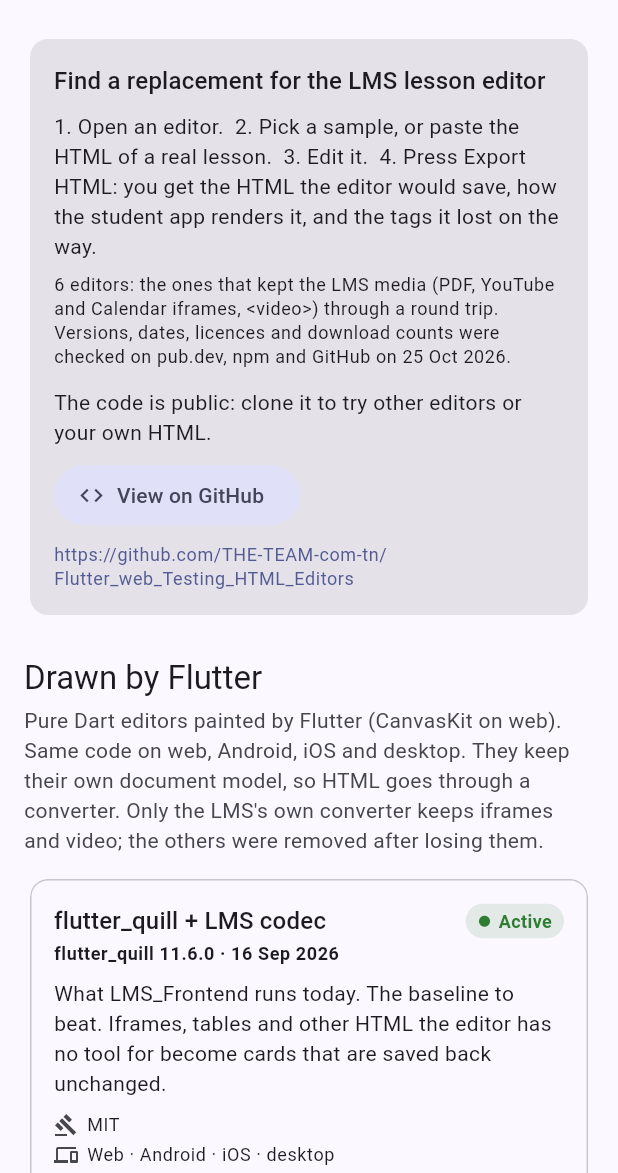
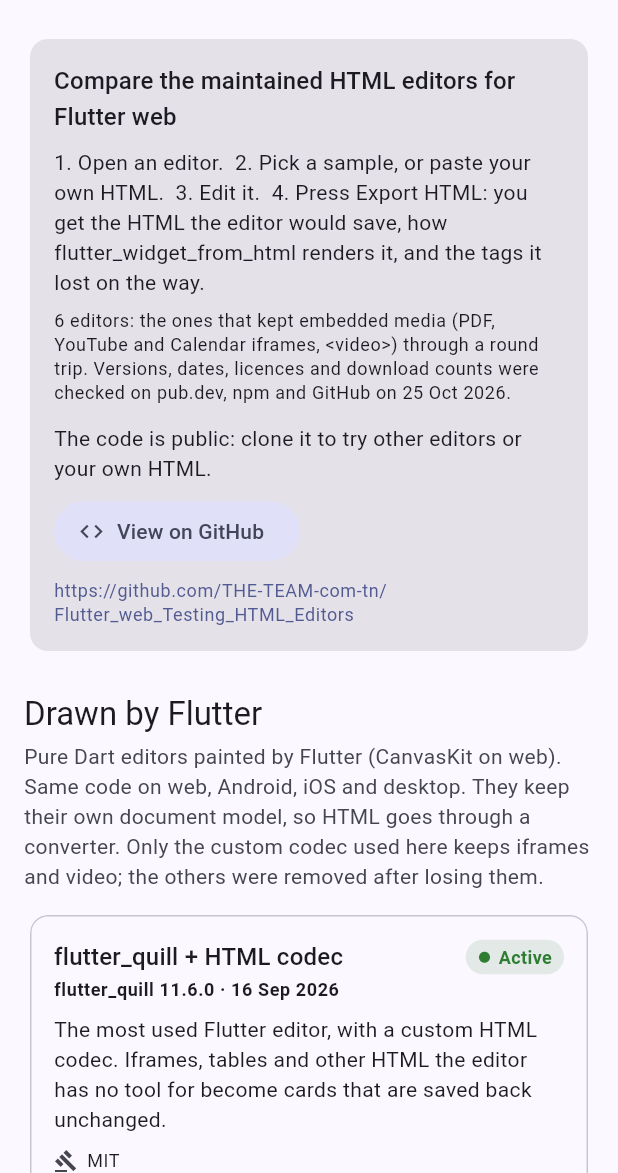
Before and after one commit to THE-TEAM-com-tn/Flutter_web_Testing_HTML_Editors, a Flutter app: the screen it shows after launch, on a phone screen of 412 x 824 dp, the part 63-1236 px from its top. Run offline on Flutter 3.47's test engine with Material 3 defaults, Android fonts, the phone set to English and light mode, and no system bars; our stand-ins replace flutter_widget_from_html, web; missing offline and left inert: dart:js_interop, dart:ui_web, flutter_quill, flutter_quill_extensions, html_editor_enhanced, html_editor_plus.

Commit message:
Clean up

```diff
--- a/lib/catalog.dart
+++ b/lib/catalog.dart
@@ -8,7 +8,7 @@
   flutter(
     'Drawn by Flutter',
     'Pure Dart editors painted by Flutter (CanvasKit on web). Same code on web, Android, iOS and desktop. '
-        'They keep their own document model, so HTML goes through a converter. Only the LMS\'s own converter '
+        'They keep their own document model, so HTML goes through a converter. Only the custom codec used here '
         'keeps iframes and video; the others were removed after losing them.',
   ),
   summernote(
@@ -95,17 +95,17 @@
   // Drawn by Flutter
   // ---------------------------------------------------------------------------
   EditorInfo(
-    id: 'quill-lms',
-    name: 'flutter_quill + LMS codec',
+    id: 'flutter-quill',
+    name: 'flutter_quill + HTML codec',
     family: EditorFamily.flutter,
     package: 'flutter_quill 11.6.0',
     released: '16 Sep 2026',
     license: 'MIT',
     platforms: 'Web · Android · iOS · desktop',
-    htmlModel: 'Converted by the LMS\'s own codec (snapshot of html_quill_codec.dart)',
+    htmlModel: 'Converted by a custom codec (lib/editors/html_quill_codec.dart)',
     popularity: '2.2k likes · 310k downloads/month',
     health: Health.active,
-    summary: 'What LMS_Frontend runs today. The baseline to beat. Iframes, tables and other HTML the editor has '
+    summary: 'The most used Flutter editor, with a custom HTML codec. Iframes, tables and other HTML the editor has '
         'no tool for become cards that are saved back unchanged.',
     pros: [
       'Keeps iframes, tables, video and unknown tags verbatim',
@@ -114,7 +114,7 @@
     ],
     cons: [
       'A 729-line codec the team has to maintain',
-      'Tables and embeds are cards, not edited in place (the LMS adds dialogs, not included here)',
+      'Tables and embeds are cards, not edited in place (you would add your own dialogs)',
     ],
     link: 'https://pub.dev/packages/flutter_quill',
     builder: (context, html, handle) =>
@@ -135,7 +135,7 @@
     htmlModel: 'Native HTML (Summernote edits the DOM)',
     popularity: '662 likes · 34k downloads/month',
     health: Health.stale,
-    summary: 'The editor the LMS used before flutter_quill. Existing lesson HTML was written with it.',
+    summary: 'The long-time go-to Summernote wrapper. A lot of existing HTML was written with it.',
     pros: ['Real HTML in and out', 'Big toolbar: tables, media, code view'],
     cons: [
       'No commit for 15 months, 243 open issues',
@@ -183,7 +183,7 @@
     popularity: '16k GitHub stars',
     health: Health.active,
     summary: 'The most complete classic WYSIWYG: tables, media, source code, paste from Word, RTL.',
-    pros: ['Keeps LMS HTML (iframes, tables, styles) almost unchanged', 'Everything built in, very mature'],
+    pros: ['Keeps existing HTML (iframes, tables, styles) almost unchanged', 'Everything built in, very mature'],
     cons: [
       'GPL: a closed-source SaaS normally needs a commercial licence',
       'Tiny Cloud CDN needs an API key (this lab self-hosts from jsDelivr with license_key "gpl")',
--- a/lib/editors/summernote_lab_editors.dart
+++ b/lib/editors/summernote_lab_editors.dart
@@ -4,7 +4,6 @@
 import 'package:lms_testing_html_editors/lab/lab_editor.dart';
 
 /// html_editor_enhanced: Summernote in an iframe on web, in a WebView on mobile.
-/// The LMS used it before moving to flutter_quill.
 class HtmlEditorEnhancedLab extends StatefulWidget {
   const HtmlEditorEnhancedLab({required this.initialHtml, required this.handle, super.key});
 
--- a/lib/lab/editor_lab_page.dart
+++ b/lib/lab/editor_lab_page.dart
@@ -59,7 +59,7 @@
             style: const TextStyle(fontFamily: 'monospace', fontSize: 13),
             decoration: const InputDecoration(
               border: OutlineInputBorder(),
-              hintText: 'Paste the HTML of a real lesson or classroom (for example from the database or the API).',
+              hintText: 'Paste your own HTML (for example a page from your database or API).',
             ),
           ),
         ),
--- a/lib/lab/home_page.dart
+++ b/lib/lab/home_page.dart
@@ -41,16 +41,16 @@
                   child: Column(
                     crossAxisAlignment: CrossAxisAlignment.start,
                     children: [
-                      Text('Find a replacement for the LMS lesson editor', style: theme.textTheme.titleMedium),
+                      Text('Compare the maintained HTML editors for Flutter web', style: theme.textTheme.titleMedium),
                       const SizedBox(height: 8),
                       const Text(
-                        '1. Open an editor.  2. Pick a sample, or paste the HTML of a real lesson.  '
-                        '3. Edit it.  4. Press Export HTML: you get the HTML the editor would save, how the student '
-                        'app renders it, and the tags it lost on the way.',
+                        '1. Open an editor.  2. Pick a sample, or paste your own HTML.  '
+                        '3. Edit it.  4. Press Export HTML: you get the HTML the editor would save, how '
+                        'flutter_widget_from_html renders it, and the tags it lost on the way.',
                       ),
                       const SizedBox(height: 8),
                       Text(
-                        '${editorCatalog.length} editors: the ones that kept the LMS media (PDF, YouTube and Calendar '
+                        '${editorCatalog.length} editors: the ones that kept embedded media (PDF, YouTube and Calendar '
                         'iframes, <video>) through a round trip. Versions, dates, licences and download counts were '
                         'checked on pub.dev, npm and GitHub on 25 Oct 2026.',
                         style: theme.textTheme.bodySmall,
--- a/lib/lab/html_report.dart
+++ b/lib/lab/html_report.dart
@@ -41,7 +41,7 @@
     return HtmlReport._(changes, wordsIn.length, kept);
   }
 
-  /// Attributes worth tracking: they carry the LMS's formatting and media.
+  /// Attributes worth tracking: they carry the formatting and media.
   static const List<String> trackedAttributes = ['style', 'class', 'dir', 'href', 'src', 'colspan', 'target'];
 
   /// Tags that mean the same thing, counted under one name, so that an editor writing
--- a/lib/lab/results_panel.dart
+++ b/lib/lab/results_panel.dart
@@ -14,7 +14,7 @@
   final HtmlReport report;
 }
 
-/// The exported HTML in four tabs: rendered like the student app, source out, round trip, source in.
+/// The exported HTML in four tabs: rendered by flutter_widget_from_html, source out, round trip, source in.
 class ResultsPanel extends StatelessWidget {
   const ResultsPanel({required this.result, this.onClose, super.key});
 
@@ -78,7 +78,7 @@
       padding: const EdgeInsets.all(16),
       children: [
         Text(
-          'Rendered with flutter_widget_from_html, the viewer the LMS uses for students.',
+          'Rendered with flutter_widget_from_html, as a Flutter app would show it to readers.',
           style: theme.textTheme.bodySmall?.copyWith(color: theme.colorScheme.onSurfaceVariant),
         ),
         const Divider(height: 24),
--- a/lib/main.dart
+++ b/lib/main.dart
@@ -9,7 +9,7 @@
 void main() => runApp(const HtmlEditorLabApp());
 
 /// A playground to compare maintained rich-text / HTML editors that run on Flutter web,
-/// before picking one for LMS_Frontend.
+/// before picking one.
 ///
 /// Routes (also usable as web URLs, `#/editor/tinymce?sample=media`): `/`, and
 /// `/editor/<id>` with an optional `?sample=<id>` from [HtmlSamples.all].
--- a/lib/samples.dart
+++ b/lib/samples.dart
@@ -8,7 +8,7 @@
   final String html;
 }
 
-/// The built-in test documents, modelled on what the LMS saves for lessons and classrooms.
+/// The built-in test documents: the kind of HTML a course, blog or CMS page saves.
 ///
 /// Images, videos and iframes point at public, CORS-friendly URLs so they load on `localhost`.
 abstract final class HtmlSamples {
@@ -52,12 +52,12 @@
   static const HtmlSample media = HtmlSample(
     id: 'media',
     title: 'Media & embeds',
-    description: 'Image, the LMS PDF iframe, a YouTube iframe, a Google Calendar iframe and a <video>.',
+    description: 'Image, a PDF iframe, a YouTube iframe, a Google Calendar iframe and a <video>.',
     html: '''
 <h2>Course material</h2>
 <p>An uploaded image:</p>
 <p><img src="https://picsum.photos/id/180/800/400" alt="Laptop on a desk" style="width: 100%; max-width: 640px;"></p>
-<p>The lesson PDF (the same iframe the LMS inserts after a PDF upload):</p>
+<p>The lesson PDF (an iframe, as inserted after a PDF upload):</p>
 <iframe src="https://www.w3.org/WAI/ER/tests/xhtml/testfiles/resources/pdf/dummy.pdf#toolbar=0" type="application/pdf" width="95%" height="500px" style="border: none;" oncontextmenu="return false;"></iframe>
 <p>A YouTube video:</p>
 <iframe width="560" height="315" src="https://www.youtube.com/embed/fq4N0hgOWzU" title="Introducing Flutter" frameborder="0" allow="accelerometer; autoplay; clipboard-write; encrypted-media; gyroscope; picture-in-picture" allowfullscreen></iframe>
--- a/pubspec.yaml
+++ b/pubspec.yaml
@@ -1,5 +1,5 @@
 name: lms_testing_html_editors
-description: "Playground to compare maintained rich-text / HTML editors on Flutter web before replacing the LMS lesson editor."
+description: "Playground to compare maintained rich-text / HTML editors on Flutter web."
 publish_to: 'none'
 version: 0.1.0+1
 
```
Also changed, not shown: lib/editors/html_quill_codec.dart (renamed from lib/editors/lms_html_quill_codec.dart, +3 -5 lines), lib/editors/quill_lab_editor.dart (+4 -4 lines), 4 other files.
